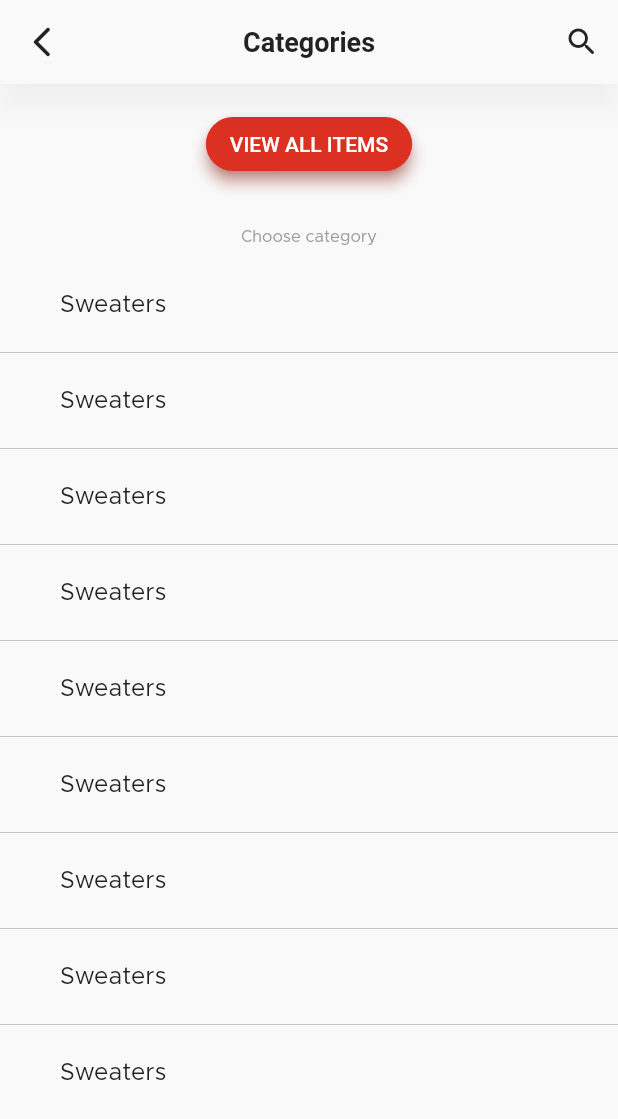
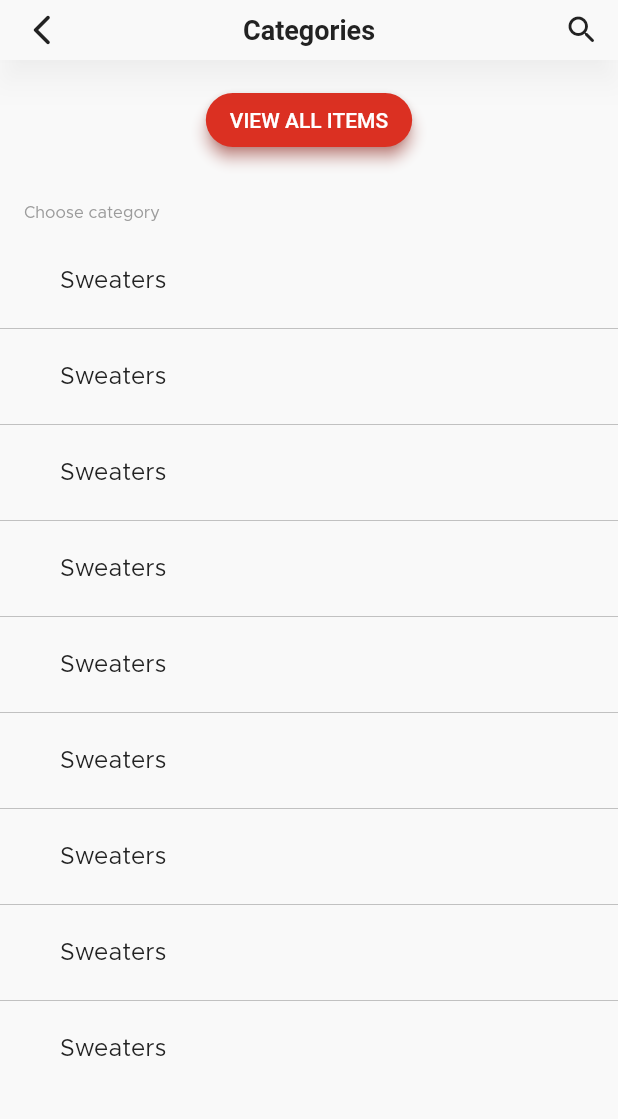
Before and after one commit to nazarski/ecommerce_cloth, a Flutter app: the ProductGroupPage screen opened directly, on a phone screen of 412 x 824 dp. Shown: the top 1119 px of the screen. Run offline on Flutter 3.47's test engine with Material 2 defaults, Android fonts, the phone set to English and light mode, and no system bars; our stand-ins replace auto_route, dio, equatable, firebase_core, flutter_riverpod, flutter_svg and 4 more; missing offline and left inert: flutter_facebook_auth, flutter_web_auth_2; accounts and stored records are empty.

Commit message:
[UI] Product group page selection

```diff
--- a/lib/presentation/pages/shop_pages/widgets/category_card.dart
+++ b/lib/presentation/pages/shop_pages/categories_page/widgets/category_card.dart
@@ -1,5 +1,5 @@
 import 'package:ecommerce_cloth/data/data_sources/remote/strapi_initialize.dart';
-import 'package:ecommerce_cloth/presentation/pages/shop_pages/product_groups_page.dart';
+import 'package:ecommerce_cloth/presentation/pages/shop_pages/product_groups_page/product_groups_page.dart';
 import 'package:flutter/material.dart';
 
 class CategoryCard extends StatelessWidget {
--- a/lib/presentation/pages/shop_pages/product_groups_page.dart
+++ /dev/null
@@ -1,64 +0,0 @@
-import 'package:flutter/material.dart';
-
-class ProductGroupPage extends StatelessWidget {
-  const ProductGroupPage({
-    Key? key,
-  }) : super(key: key);
-  static const routeName = 'product-group-page';
-
-  @override
-  Widget build(BuildContext context) {
-    return Scaffold(
-      appBar: AppBar(
-        leading: IconButton(
-          onPressed: () {
-            Navigator.pop(context);
-          },
-          icon: const Icon(
-            Icons.arrow_back_ios_new_rounded,
-          ),
-        ),
-        title: const Text('Categories'),
-        centerTitle: true,
-        actions: [
-          IconButton(
-            onPressed: () {},
-            icon: const Icon(
-              Icons.search_rounded,
-            ),
-          )
-        ],
-      ),
-      body: Column(
-        children: [
-          Padding(
-            padding: const EdgeInsets.all(16.0),
-            child: ElevatedButton(
-              onPressed: () {},
-              child: Text('view all items'.toUpperCase()),
-            ),
-          ),
-          Padding(
-            padding: const EdgeInsets.all(16.0),
-            child: Text(
-              'Choose category',
-              style: Theme.of(context).textTheme.labelMedium,
-            ),
-          ),
-          Expanded(
-              child: ListView.separated(
-                  itemBuilder: (context, i) => Padding(
-                        padding: const EdgeInsets.symmetric(
-                            vertical: 16, horizontal: 40),
-                        child: Text(
-                          'Sweaters',
-                          style: Theme.of(context).textTheme.bodyLarge,
-                        ),
-                      ),
-                  separatorBuilder: (_, __) => const Divider(),
-                  itemCount: 9))
-        ],
-      ),
-    );
-  }
-}
--- /dev/null
+++ b/lib/presentation/pages/shop_pages/product_groups_page/product_groups_page.dart
@@ -0,0 +1,53 @@
+import 'package:ecommerce_cloth/presentation/pages/shop_pages/widgets/app_bar_back_search.dart';
+import 'package:flutter/material.dart';
+
+class ProductGroupPage extends StatelessWidget {
+  const ProductGroupPage({
+    Key? key,
+  }) : super(key: key);
+  static const routeName = 'product-group-page';
+
+  @override
+  Widget build(BuildContext context) {
+    return Scaffold(
+      appBar: const AppBarSearchBack(
+        title: 'Categories',
+      ),
+      body: Column(
+        crossAxisAlignment: CrossAxisAlignment.start,
+        children: [
+          Center(
+            child: Padding(
+              padding: const EdgeInsets.all(16.0),
+              child: ElevatedButton(
+                onPressed: () {},
+                child: Text('view all items'.toUpperCase()),
+              ),
+            ),
+          ),
+          Padding(
+            padding: const EdgeInsets.all(16.0),
+            child: Text(
+              'Choose category',
+              style: Theme.of(context).textTheme.labelMedium,
+            ),
+          ),
+          Expanded(
+            child: ListView.separated(
+              itemBuilder: (context, i) => Padding(
+                padding:
+                    const EdgeInsets.symmetric(vertical: 16, horizontal: 40),
+                child: Text(
+                  'Sweaters',
+                  style: Theme.of(context).textTheme.bodyLarge,
+                ),
+              ),
+              separatorBuilder: (_, __) => const Divider(),
+              itemCount: 9,
+            ),
+          )
+        ],
+      ),
+    );
+  }
+}
--- a/lib/presentation/pages/shop_pages/shop_page.dart
+++ b/lib/presentation/pages/shop_pages/shop_page.dart
@@ -1,4 +1,4 @@
-import 'package:ecommerce_cloth/presentation/pages/shop_pages/categories_page.dart';
+import 'package:ecommerce_cloth/presentation/pages/shop_pages/categories_page/categories_page.dart';
 import 'package:ecommerce_cloth/routes/app_router.dart';
 import 'package:flutter/material.dart';
 
--- /dev/null
+++ b/lib/presentation/pages/shop_pages/widgets/app_bar_back_search.dart
@@ -0,0 +1,37 @@
+
+import 'package:flutter/material.dart';
+
+class AppBarSearchBack extends StatelessWidget implements PreferredSizeWidget{
+  const AppBarSearchBack({
+    super.key, required this.title,
+  });
+  final String title;
+
+  @override
+  Widget build(BuildContext context) {
+    return AppBar(
+      leading: IconButton(
+        onPressed: () {
+          Navigator.pop(context);
+        },
+        icon: const Icon(
+          Icons.arrow_back_ios_new_rounded,
+        ),
+      ),
+      title: const Text('Categories'),
+      centerTitle: true,
+      actions: [
+        IconButton(
+          onPressed: () {},
+          icon: const Icon(
+            Icons.search_rounded,
+          ),
+        )
+      ],
+    );
+  }
+
+  @override
+  // TODO: implement preferredSize
+  Size get preferredSize => const Size.fromHeight(40);
+}
--- a/lib/routes/app_router.dart
+++ b/lib/routes/app_router.dart
@@ -6,8 +6,8 @@ import 'package:ecommerce_cloth/presentation/pages/favourites_page/favourites_pa
 import 'package:ecommerce_cloth/presentation/pages/home_page/home_page.dart';
 import 'package:ecommerce_cloth/presentation/pages/main_page.dart';
 import 'package:ecommerce_cloth/presentation/pages/profile_page/profile_page.dart';
-import 'package:ecommerce_cloth/presentation/pages/shop_pages/categories_page.dart';
-import 'package:ecommerce_cloth/presentation/pages/shop_pages/product_groups_page.dart';
+import 'package:ecommerce_cloth/presentation/pages/shop_pages/categories_page/categories_page.dart';
+import 'package:ecommerce_cloth/presentation/pages/shop_pages/product_groups_page/product_groups_page.dart';
 import 'package:ecommerce_cloth/presentation/pages/shop_pages/shop_page.dart';
 import 'package:ecommerce_cloth/presentation/pages/splash_screen/splash_screen.dart';
 import 'package:flutter/material.dart';
@@ -67,6 +67,7 @@ class AppRouter {
         throw Exception('Invalid route: ${settings.name}');
     }
   }
+
   // Main page nested routes
   static Route<dynamic> generateShopPageNestedRoutes(RouteSettings settings) {
     final arguments = settings.arguments;
```
Also changed, not shown: lib/presentation/pages/shop_pages/categories_page/categories_page.dart (renamed from lib/presentation/pages/shop_pages/categories_page.dart), lib/presentation/pages/shop_pages/categories_page/widgets/card_shimer.dart (added), lib/presentation/pages/shop_pages/categories_page/widgets/new_card.dart (renamed from lib/presentation/pages/shop_pages/widgets/new_card.dart), lib/presentation/pages/shop_pages/categories_page/widgets/sale_card.dart (renamed from lib/presentation/pages/shop_pages/widgets/sale_card.dart), lib/presentation/pages/shop_pages/categories_page/widgets/tab_view_categories.dart (renamed from lib/presentation/pages/shop_pages/widgets/tab_view_categories.dart).
